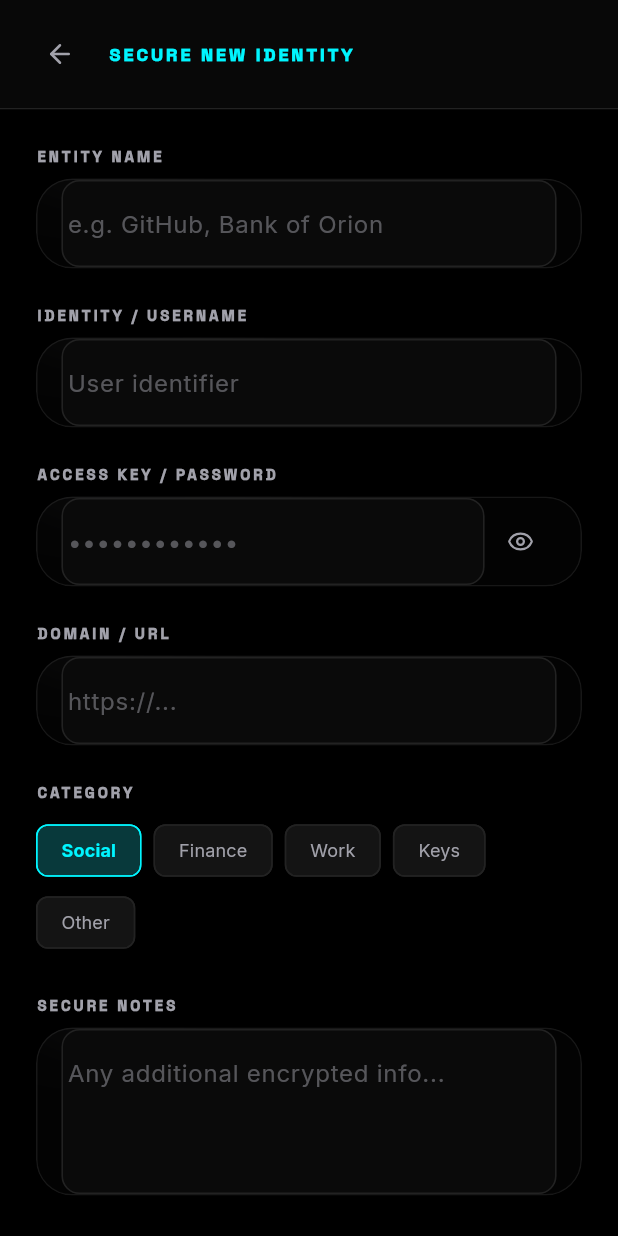
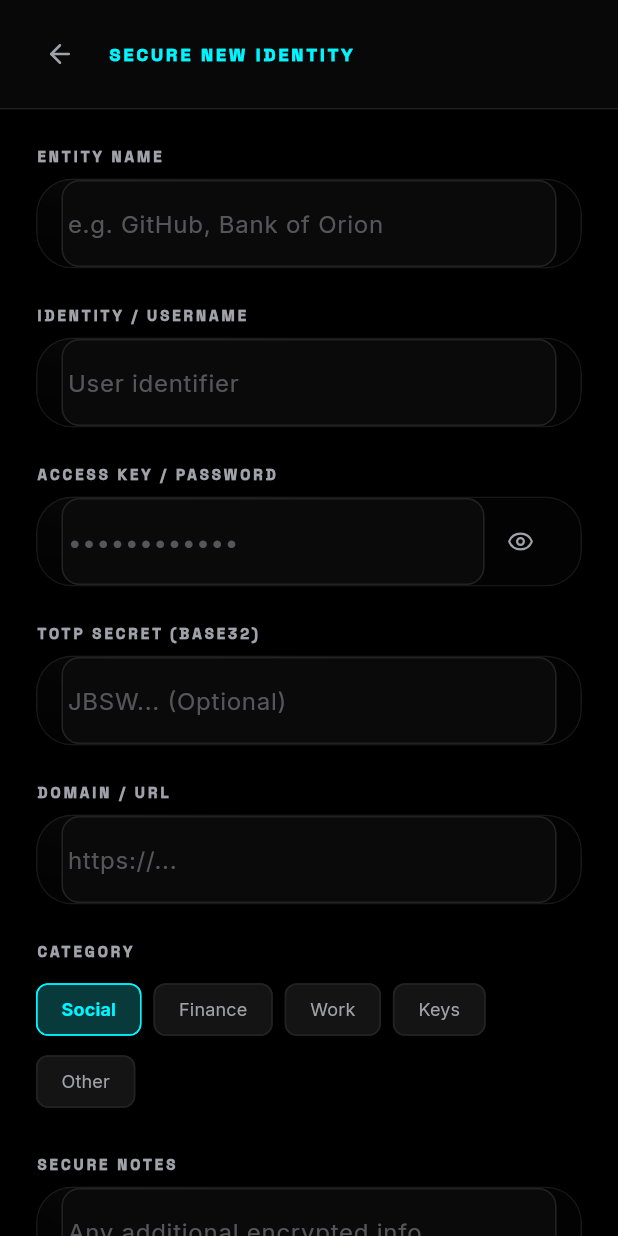
Before and after one commit to whisperrnote/keep_app, a Flutter app: the CreateCredentialScreen screen opened directly, on a phone screen of 412 x 824 dp. Run offline on Flutter 3.47's test engine with Material 3 defaults, Android fonts, the phone set to English and light mode, and no system bars; our stand-ins replace appwrite, flutter_animate, flutter_secure_storage, google_fonts, local_auth, lucide_icons; missing offline and left inert: base32, cryptography, hotkey_manager, otp, system_tray, window_manager; accounts and stored records are empty; network calls fail.

Commit message:
🐹 Refactor credential handling in core models and services; enhance UI for credential screens.

```diff
--- a/lib/core/models/credential_model.dart
+++ b/lib/core/models/credential_model.dart
@@ -5,6 +5,7 @@ class Credential {
   String password;
   final String? url;
   final String? notes;
+  String? totpSecret;
   final String category; // social, work, finance, etc.
   final String userId;
   final DateTime createdAt;
@@ -17,6 +18,7 @@ class Credential {
     required this.password,
     this.url,
     this.notes,
+    this.totpSecret,
     required this.category,
     required this.userId,
     required this.createdAt,
@@ -31,6 +33,7 @@ class Credential {
       password: json['password'] ?? '',
       url: json['url'],
       notes: json['notes'],
+      totpSecret: json['totpSecret'],
       category: json['category'] ?? 'general',
       userId: json['userId'] ?? '',
       createdAt: DateTime.parse(
@@ -49,6 +52,7 @@ class Credential {
       'password': password,
       'url': url,
       'notes': notes,
+      'totpSecret': totpSecret,
       'category': category,
       'userId': userId,
     };
--- a/lib/screens/create_credential_screen.dart
+++ b/lib/screens/create_credential_screen.dart
@@ -21,6 +21,7 @@ class _CreateCredentialScreenState extends State<CreateCredentialScreen> {
   final _passwordController = TextEditingController();
   final _urlController = TextEditingController();
   final _notesController = TextEditingController();
+  final _totpController = TextEditingController();
   final VaultService _vaultService = VaultService();
 
   String _category = 'Social';
@@ -64,6 +65,7 @@ class _CreateCredentialScreenState extends State<CreateCredentialScreen> {
           password: _passwordController.text,
           url: _urlController.text,
           notes: _notesController.text,
+          totpSecret: _totpController.text,
           category: _category,
         );
         if (mounted) Navigator.pop(context);
@@ -104,6 +106,9 @@ class _CreateCredentialScreenState extends State<CreateCredentialScreen> {
                       const SizedBox(height: 24),
                       _buildLabel('ACCESS KEY / PASSWORD'),
                       _buildPasswordField(),
+                      const SizedBox(height: 24),
+                      _buildLabel('TOTP SECRET (BASE32)'),
+                      _buildTextField(_totpController, 'JBSW... (Optional)'),
                       const SizedBox(height: 24),
                       _buildLabel('DOMAIN / URL'),
                       _buildTextField(_urlController, 'https://...'),
```
Also changed, not shown: lib/core/services/vault_service.dart (+13 -2 lines), lib/main.dart (+12 -1 lines), lib/screens/credential_detail_screen.dart (+36 -13 lines).
